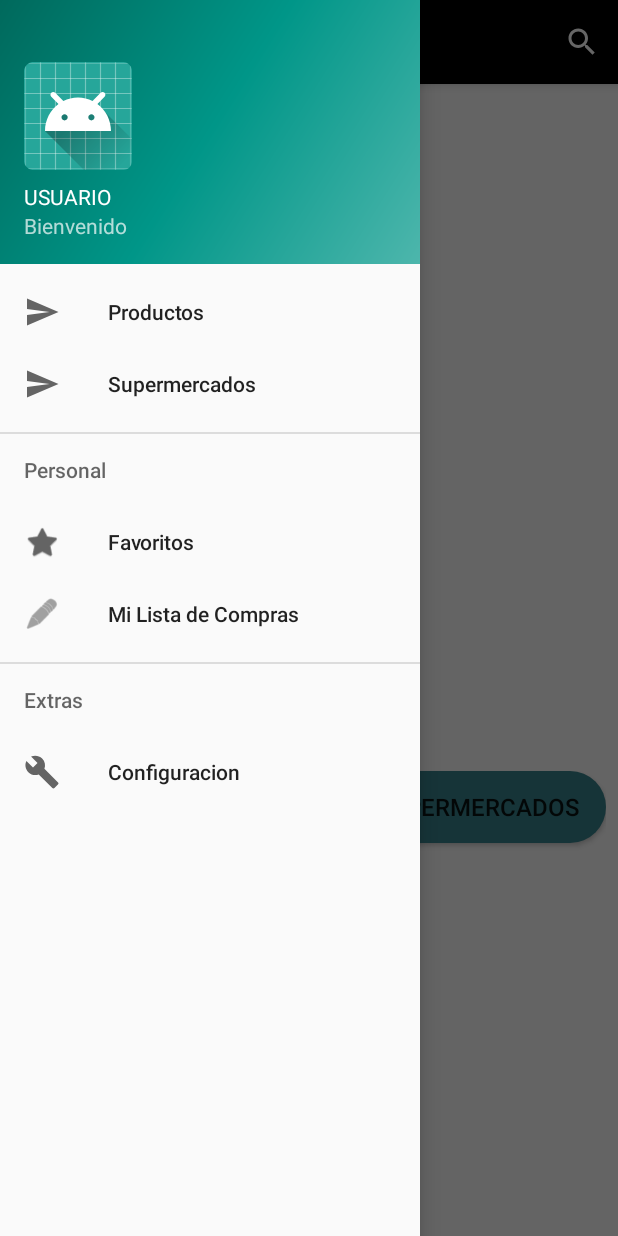
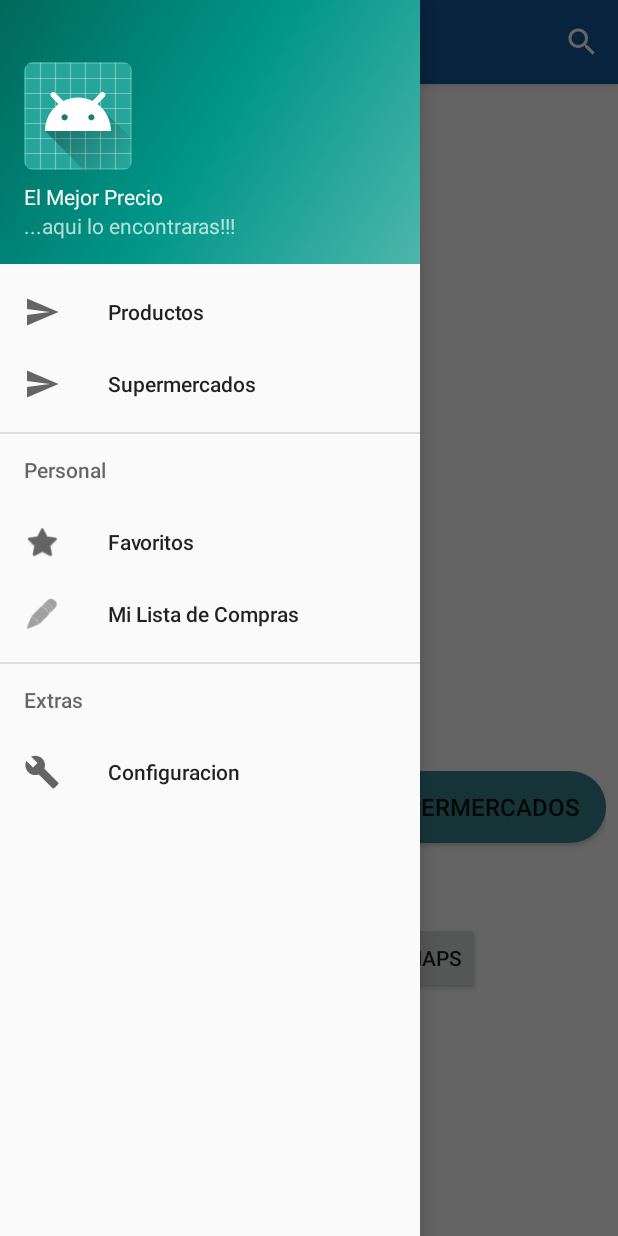
Before and after one commit to HectorSalo/Hec_Luis, an Android app: the screen it shows after launch (HomeActivity), with the side drawer open, on a phone screen of 412 x 824 dp. Run offline under Robolectric (Android 15) with nearby library versions, the phone set to English and light mode, and no system bars.

Commit message:
boton flotante

```diff
--- a/app/build.gradle
+++ b/app/build.gradle
@@ -24,6 +24,7 @@ dependencies {
     implementation 'com.android.support:design:28.0.0-alpha1'
     implementation 'com.android.support.constraint:constraint-layout:1.1.3'
     implementation 'com.android.support:support-v4:28.0.0-alpha1'
+    implementation 'com.google.android.gms:play-services-maps:16.0.0'
     testImplementation 'junit:junit:4.12'
     androidTestImplementation 'com.android.support.test:runner:1.0.2'
     androidTestImplementation 'com.android.support.test.espresso:espresso-core:3.0.2'
--- a/app/src/main/java/com/example/hchirinos/elmejorprecio/HomeActivity.java
+++ b/app/src/main/java/com/example/hchirinos/elmejorprecio/HomeActivity.java
@@ -115,4 +115,9 @@ public class HomeActivity extends AppCompatActivity
         Intent ir_supermercado = new Intent(this, SupermercadoActivity.class);
         startActivity(ir_supermercado);
     }
+
+    public void Ir_maps_encontrar (View view){
+        Intent ir_maps_encontrar = new Intent(this, Maps_buscar.class);
+        startActivity(ir_maps_encontrar);
+    }
 }
--- a/app/src/main/res/anim/rotate_backward.xml
+++ b/app/src/main/res/anim/rotate_backward.xml
@@ -3,8 +3,8 @@
     android:fillAfter="true">
 
     <rotate
-        android:fromDegrees="45"
-        android:toDegrees="0"
+        android:fromDegrees="0"
+        android:toDegrees="45"
         android:pivotY="50%"
         android:pivotX="50%"
         android:duration="300"
--- a/app/src/main/res/anim/rotate_forward.xml
+++ b/app/src/main/res/anim/rotate_forward.xml
@@ -3,8 +3,8 @@
     android:fillAfter="true">
 
     <rotate
-        android:fromDegrees="0"
-        android:toDegrees="45"
+        android:fromDegrees="45"
+        android:toDegrees="0"
         android:pivotY="50%"
         android:pivotX="50%"
         android:duration="300"
--- a/app/src/main/res/layout/app_bar_home.xml
+++ b/app/src/main/res/layout/app_bar_home.xml
@@ -15,7 +15,7 @@
             android:id="@+id/toolbar"
             android:layout_width="match_parent"
             android:layout_height="?attr/actionBarSize"
-            android:background="?attr/colorPrimary"
+            android:background="#13599b"
             app:popupTheme="@style/AppTheme.PopupOverlay" />
 
     </android.support.design.widget.AppBarLayout>
--- a/app/src/main/res/layout/content_home.xml
+++ b/app/src/main/res/layout/content_home.xml
@@ -63,4 +63,18 @@
         app:layout_constraintHorizontal_bias="0.501"
         app:layout_constraintStart_toStartOf="parent"
         app:layout_constraintTop_toTopOf="parent" />
+
+    <Button
+        android:id="@+id/button_maps_encontrar"
+        android:layout_width="wrap_content"
+        android:layout_height="wrap_content"
+        android:layout_marginStart="56dp"
+        android:layout_marginTop="8dp"
+        android:layout_marginBottom="8dp"
+        android:onClick="Ir_maps_encontrar"
+        android:text="@string/button_maps_encontrar"
+        app:layout_constraintBottom_toBottomOf="parent"
+        app:layout_constraintStart_toStartOf="parent"
+        app:layout_constraintTop_toBottomOf="@+id/linearLayout3"
+        app:layout_constraintVertical_bias="0.089" />
 </android.support.constraint.ConstraintLayout>
--- a/app/src/main/res/values/strings.xml
+++ b/app/src/main/res/values/strings.xml
@@ -1,12 +1,13 @@
 <resources>
     <string name="app_name">ElMejorPrecio</string>
 
-    //activity_content
+    //activity_content_home
     <string name="txt_buscar">Escriba el Producto o Supermercado</string>
     <string name="txt_ordenar">Ordenar</string>
     <string name="button_buscar">Buscar</string>
     <string name="button_PLU_inicio">Productos</string>
     <string name="button_SUP_inicio">Supermercados</string>
+    <string name="button_maps_encontrar">Buscar Supermercados en Maps</string>
 
     <string name="txt_resultado_buscar">Resultado de busqueda</string>
     <string name="txt_lista_resultado">Lista</string>
@@ -39,8 +40,8 @@
     //generales
     <string name="navigation_drawer_open">Open navigation drawer</string>
     <string name="navigation_drawer_close">Close navigation drawer</string>
-    <string name="nav_header_title">USUARIO</string>
-    <string name="nav_header_subtitle">Bienvenido</string>
+    <string name="nav_header_title">El Mejor Precio</string>
+    <string name="nav_header_subtitle">...aqui lo encontraras!!!</string>
     <string name="nav_header_desc">Navigation header</string>
     <string name="title_activity_plu">PLUActivity</string>
     <string name="title_activity_productos">ProductosActivity</string>
@@ -48,6 +49,7 @@
     <string name="title_activity_supermercado">SupermercadoActivity</string>
     <string name="label_floating_producto">Producto</string>
     <string name="label_floating_supermercado">Supermercado</string>
+    <string name="title_activity_maps_buscar">Map</string>
 
 
 </resources>
```
Also changed, not shown: app/src/debug/res/values/google_maps_api.xml (added, +24 -0 lines), app/src/main/AndroidManifest.xml (+23 -1 lines), app/src/main/java/com/example/hchirinos/elmejorprecio/Maps_buscar.java (added, +113 -0 lines), app/src/main/res/layout/activity_maps_buscar.xml (added, +9 -0 lines), 1 other file.
